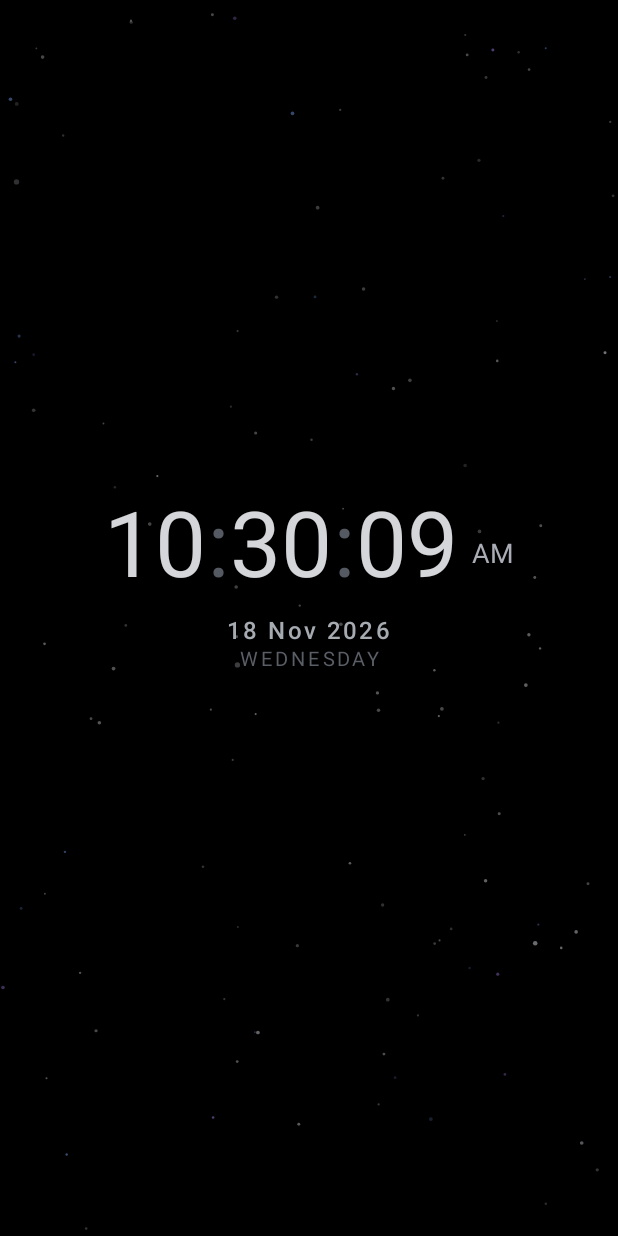
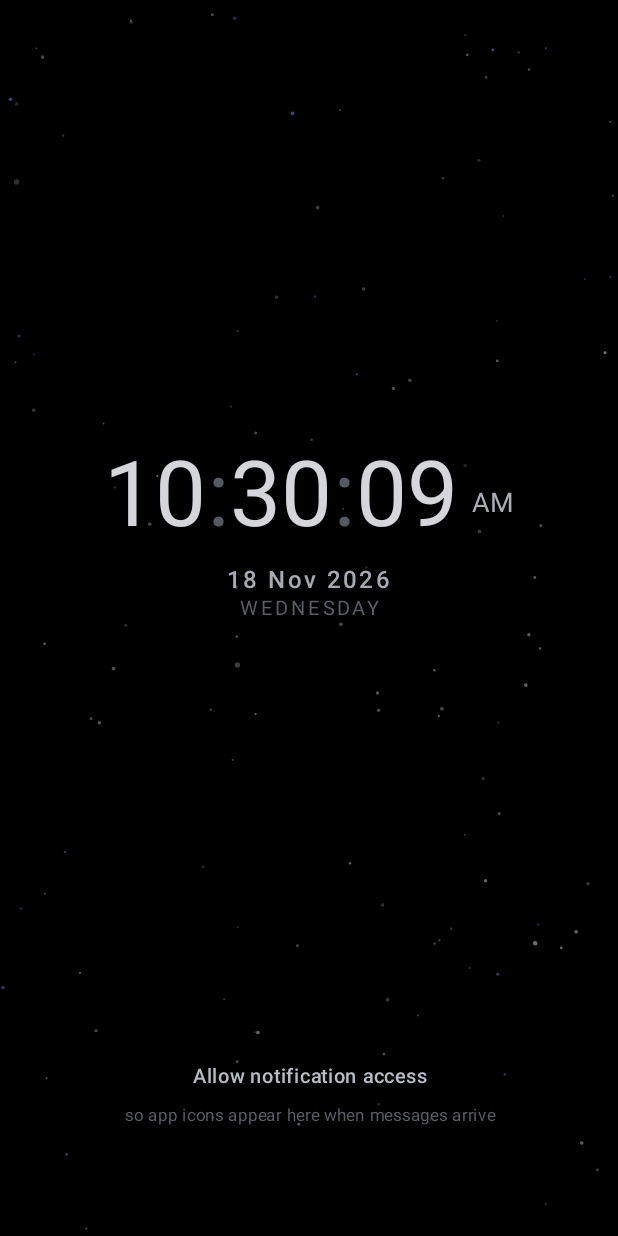
Before and after one commit to Yash7672/time, an Android app built with Jetpack Compose: the screen it shows after launch (MainActivity), on a phone screen of 412 x 824 dp. Run offline under Robolectric (Android 15) with nearby library versions, the phone set to English and light mode, and no system bars.

Commit message:
Sync notification settings at process start, add bottom-centre access prompt, auto-enable on grant
- AppContainer now mirrors the persisted notification preferences into the in-memory store from the first DataStore emission. Previously the store kept its own defaults (integration OFF) after every process restart, so the icon row stayed empty even with notification access granted.

- Home screen shows a dim Allow notification access prompt at the bottom centre (portrait and landscape) while the grant is missing; tapping it opens Android's consent screen with an app-details fallback.

- Home screen re-checks the grant every 3s while visible; refreshNotificationAccess edge-triggers integration ON the first time a grant is seen so icons appear immediately, while later user opt-outs still stick for the process lifetime.

- Settings ticker now delegates the grant edge to refreshNotificationAccess instead of force-flipping the switch every 2s.

- README documents the new grant flow.

```diff
--- a/app/src/main/java/com/chronos/clock/ChronosApp.kt
+++ b/app/src/main/java/com/chronos/clock/ChronosApp.kt
@@ -4,6 +4,10 @@ import android.app.Application
 import com.chronos.clock.data.repository.SettingsRepositoryImpl
 import com.chronos.clock.notifications.NotificationManager
 import com.chronos.clock.notifications.NotificationRepository
+import kotlinx.coroutines.CoroutineScope
+import kotlinx.coroutines.Dispatchers
+import kotlinx.coroutines.SupervisorJob
+import kotlinx.coroutines.launch
 
 /**
  * Process-wide service locator.
@@ -34,4 +38,17 @@ class AppContainer(context: ChronosApp) {
 
     /** System-aligned, lifecycle-aware clock ticker. */
     val clockTicker = com.chronos.clock.core.lifecycle.ClockTicker()
+
+    init {
+        // Single source of truth: mirror the persisted notification
+        // preferences into the in-memory store from the very first DataStore
+        // emission. Without this the store keeps its own defaults
+        // (integration OFF) after every process restart, so the icon row
+        // stayed empty even with notification access granted.
+        CoroutineScope(SupervisorJob() + Dispatchers.Default).launch {
+            settings.settings.collect { s ->
+                notificationStore.updateSettings(s.notifications)
+            }
+        }
+    }
 }
--- a/app/src/main/java/com/chronos/clock/presentation/home/HomeScreen.kt
+++ b/app/src/main/java/com/chronos/clock/presentation/home/HomeScreen.kt
@@ -1,6 +1,9 @@
 package com.chronos.clock.presentation.home
 
+import android.content.Intent
 import android.content.res.Configuration
+import android.net.Uri
+import android.provider.Settings
 import androidx.compose.animation.core.Animatable
 import androidx.compose.animation.core.tween
 import androidx.compose.foundation.gestures.detectTapGestures
@@ -30,6 +33,7 @@ import androidx.compose.ui.graphics.asImageBitmap
 import androidx.compose.ui.graphics.graphicsLayer
 import androidx.compose.ui.input.pointer.pointerInput
 import androidx.compose.ui.platform.LocalConfiguration
+import androidx.compose.ui.platform.LocalContext
 import androidx.compose.ui.unit.IntOffset
 import androidx.compose.ui.unit.dp
 import androidx.lifecycle.Lifecycle
@@ -37,6 +41,7 @@ import androidx.lifecycle.compose.LocalLifecycleOwner
 import androidx.lifecycle.compose.collectAsStateWithLifecycle
 import androidx.lifecycle.repeatOnLifecycle
 import com.chronos.clock.core.constants.AppConstants
+import com.chronos.clock.core.permissions.PermissionHelper
 import com.chronos.clock.domain.model.AmoledMode
 import com.chronos.clock.domain.model.NotificationPrivacy
 import com.chronos.clock.presentation.background.StarFieldCanvas
@@ -51,7 +56,9 @@ import kotlinx.coroutines.delay
  *   centre   → the clock (time), then the date beneath it — time first,
  *              date second, never overlapping
  *   bottom   → notification app icons (tap = open that app beside CHRONOS
- *              in multi-window, long-press = dismiss the notification)
+ *              in multi-window, long-press = dismiss the notification), or
+ *              a dim "allow notification access" prompt while the one
+ *              required permission is missing
  *   bottom-L → settings gear (tap-to-reveal, auto-hide)
  *
  * Landscape mirrors the same order with tighter proportions.
@@ -69,10 +76,25 @@ fun HomeScreen(
     val settings by viewModel.settings.collectAsStateWithLifecycle()
     val now by viewModel.now.collectAsStateWithLifecycle()
     val groups by viewModel.notificationGroups.collectAsStateWithLifecycle()
+    val accessGranted by viewModel.notificationAccess.collectAsStateWithLifecycle()
 
     val lifecycleOwner = LocalLifecycleOwner.current
     val configuration = LocalConfiguration.current
     val isLandscape = configuration.orientation == Configuration.ORIENTATION_LANDSCAPE
+
+    // ---- notification access: keep the grant state fresh ------------------
+    // While the screen is visible, re-check every 3 s so a grant made on the
+    // system screen (or a later revocation) is reflected without reopening
+    // Settings. refreshNotificationAccess also flips the feature on the first
+    // time a grant is seen, so icons appear as soon as access exists.
+    LaunchedEffect(lifecycleOwner) {
+        lifecycleOwner.lifecycle.repeatOnLifecycle(Lifecycle.State.STARTED) {
+            while (true) {
+                viewModel.refreshNotificationAccess()
+                delay(3_000)
+            }
+        }
+    }
 
     // ---- inactivity tracking: pauses background effects -------------------
     var lastInteractionMs by remember { mutableLongStateOf(System.currentTimeMillis()) }
@@ -167,6 +189,7 @@ fun HomeScreen(
                 now = now,
                 settings = settings,
                 groups = groups,
+                accessGranted = accessGranted,
                 drift = drift,
                 viewModel = viewModel,
                 onOpenSettings = onOpenSettings,
@@ -177,6 +200,7 @@ fun HomeScreen(
                 now = now,
                 settings = settings,
                 groups = groups,
+                accessGranted = accessGranted,
                 drift = drift,
                 viewModel = viewModel,
                 onOpenSettings = onOpenSettings,
@@ -191,11 +215,13 @@ private fun PortraitContent(
     now: Long,
     settings: com.chronos.clock.domain.model.AppSettings,
     groups: List<com.chronos.clock.domain.model.NotificationGroup>,
+    accessGranted: Boolean,
     drift: Offset,
     viewModel: HomeViewModel,
     onOpenSettings: () -> Unit,
     gearVisible: Boolean,
 ) {
+    val context = LocalContext.current
     Box(modifier = Modifier.fillMaxSize()) {
         Column(
             modifier = Modifier
@@ -240,7 +266,9 @@ private fun PortraitContent(
             Spacer(Modifier.weight(1f))
 
             // BOTTOM: notification app icons — tap opens the app beside
-            // CHRONOS in multi-window, long-press dismisses.
+            // CHRONOS in multi-window, long-press dismisses. While access is
+            // missing, a bottom-centre prompt offers the grant path instead.
+            if (accessGranted) {
                 NotificationIconsRow(
                     groups = groups,
                     settings = settings.notifications,
@@ -249,6 +277,12 @@ private fun PortraitContent(
                     onDismiss = { viewModel.dismissNotification(it) },
                     modifier = Modifier.padding(bottom = 6.dp),
                 )
+            } else {
+                NotificationAccessHint(
+                    onClick = { openNotificationAccess(context) },
+                    modifier = Modifier.padding(bottom = 6.dp),
+                )
+            }
 
             Spacer(Modifier.height(56.dp)) // reserved lane for the gear
         }
@@ -269,11 +303,13 @@ private fun LandscapeContent(
     now: Long,
     settings: com.chronos.clock.domain.model.AppSettings,
     groups: List<com.chronos.clock.domain.model.NotificationGroup>,
+    accessGranted: Boolean,
     drift: Offset,
     viewModel: HomeViewModel,
     onOpenSettings: () -> Unit,
     gearVisible: Boolean,
 ) {
+    val context = LocalContext.current
     Box(modifier = Modifier.fillMaxSize()) {
         Row(
             modifier = Modifier
@@ -314,7 +350,9 @@ private fun LandscapeContent(
                         )
                     }
 
-                    // BOTTOM of the centre block: notification app icons.
+                    // BOTTOM of the centre block: notification app icons,
+                    // or the grant prompt while access is missing.
+                    if (accessGranted) {
                         NotificationIconsRow(
                             groups = groups,
                             settings = settings.notifications,
@@ -323,6 +361,12 @@ private fun LandscapeContent(
                             onDismiss = { viewModel.dismissNotification(it) },
                             modifier = Modifier.padding(top = 12.dp),
                         )
+                    } else {
+                        NotificationAccessHint(
+                            onClick = { openNotificationAccess(context) },
+                            modifier = Modifier.padding(top = 12.dp),
+                        )
+                    }
                 }
             }
         }
@@ -336,3 +380,24 @@ private fun LandscapeContent(
         )
     }
 }
+
+/**
+ * Opens Android's own notification-access consent screen. Some OEM skins
+ * lack that activity, in which case the app's system settings page is the
+ * closest reachable fallback — access can only ever be granted by the user
+ * on a system screen; CHRONOS never grants it to itself.
+ */
+private fun openNotificationAccess(context: android.content.Context) {
+    runCatching {
+        context.startActivity(PermissionHelper.notificationAccessIntent())
+    }.onFailure {
+        runCatching {
+            context.startActivity(
+                Intent(
+                    Settings.ACTION_APPLICATION_DETAILS_SETTINGS,
+                    Uri.parse("package:${context.packageName}"),
+                ),
+            )
+        }
+    }
+}
--- a/app/src/main/java/com/chronos/clock/presentation/home/HomeViewModel.kt
+++ b/app/src/main/java/com/chronos/clock/presentation/home/HomeViewModel.kt
@@ -61,8 +61,24 @@ class HomeViewModel(
     private val _notificationAccess = MutableStateFlow(notifications.hasAccess())
     val notificationAccess: StateFlow<Boolean> = _notificationAccess
 
+    /**
+     * Grant-edge tracker. Starts `false` so the first refresh of a process
+     * counts as an edge: if notification access is already granted (or was
+     * just granted), integration is switched on once so the icon row works
+     * immediately. After that first edge the user's own choice sticks —
+     * turning integration off is never fought while the process lives.
+     */
+    private var hadNotificationAccess: Boolean = false
+
     fun refreshNotificationAccess() {
-        _notificationAccess.value = notifications.hasAccess()
+        val granted = notifications.hasAccess()
+        _notificationAccess.value = granted
+        if (granted && !hadNotificationAccess && !settings.value.notifications.integrationEnabled) {
+            updateSettings {
+                it.copy(notifications = it.notifications.copy(integrationEnabled = true))
+            }
+        }
+        hadNotificationAccess = granted
     }
 
     /**
--- a/app/src/main/java/com/chronos/clock/presentation/home/NotificationIconsRow.kt
+++ b/app/src/main/java/com/chronos/clock/presentation/home/NotificationIconsRow.kt
@@ -3,6 +3,7 @@ package com.chronos.clock.presentation.home
 import androidx.compose.foundation.Image
 import androidx.compose.foundation.ExperimentalFoundationApi
 import androidx.compose.foundation.background
+import androidx.compose.foundation.clickable
 import androidx.compose.foundation.combinedClickable
 import androidx.compose.foundation.layout.Arrangement
 import androidx.compose.foundation.layout.Box
@@ -201,3 +202,39 @@ fun SectionDivider(modifier: Modifier = Modifier) {
             .background(palette.surface.copy(alpha = 0.6f)),
     )
 }
+
+/**
+ * Bottom-centre prompt shown while notification access is missing — the
+ * only state in which app icons can never appear. Tapping it opens
+ * Android's own consent screen; the grant itself always happens there,
+ * never inside CHRONOS.
+ */
+@Composable
+fun NotificationAccessHint(
+    onClick: () -> Unit,
+    modifier: Modifier = Modifier,
+) {
+    val palette = Chronos.palette
+    Column(
+        modifier = modifier
+            .fillMaxWidth()
+            .clickable(onClick = onClick)
+            .padding(horizontal = 32.dp, vertical = 6.dp),
+        horizontalAlignment = Alignment.CenterHorizontally,
+    ) {
+        Text(
+            text = "Allow notification access",
+            color = palette.textSecondary,
+            fontSize = 13.sp,
+            fontWeight = FontWeight.Medium,
+            textAlign = TextAlign.Center,
+        )
+        Text(
+            text = "so app icons appear here when messages arrive",
+            color = palette.textFaint,
+            fontSize = 11.sp,
+            textAlign = TextAlign.Center,
+            modifier = Modifier.padding(top = 2.dp),
+        )
+    }
+}
```
Also changed, not shown: app/src/main/java/com/chronos/clock/presentation/settings/SettingsScreen.kt (+2 -8 lines), 1 other file. Lines whose indentation alone changed are shown as unchanged.
